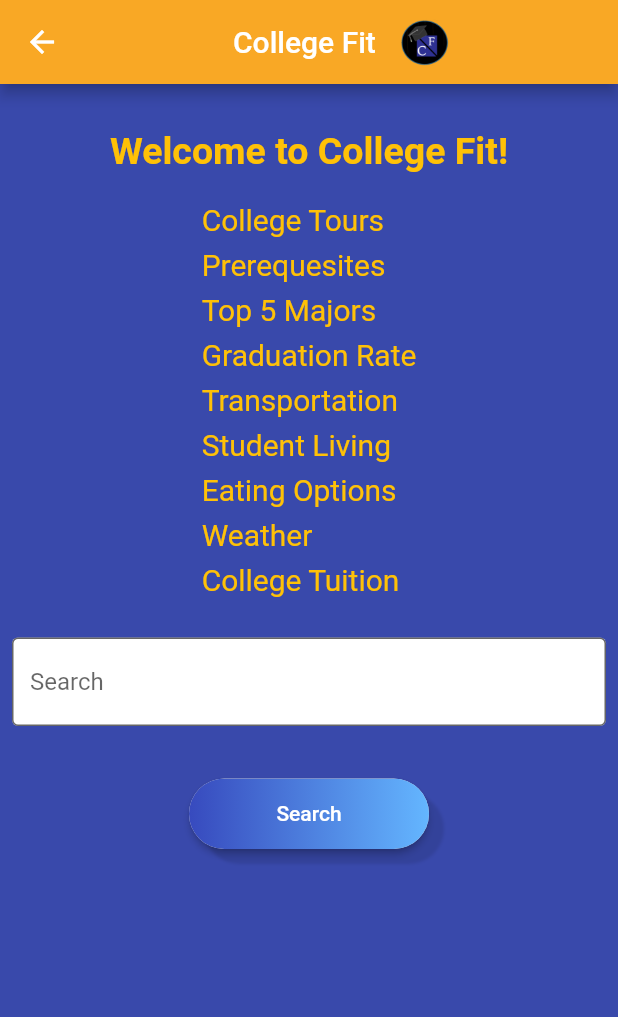
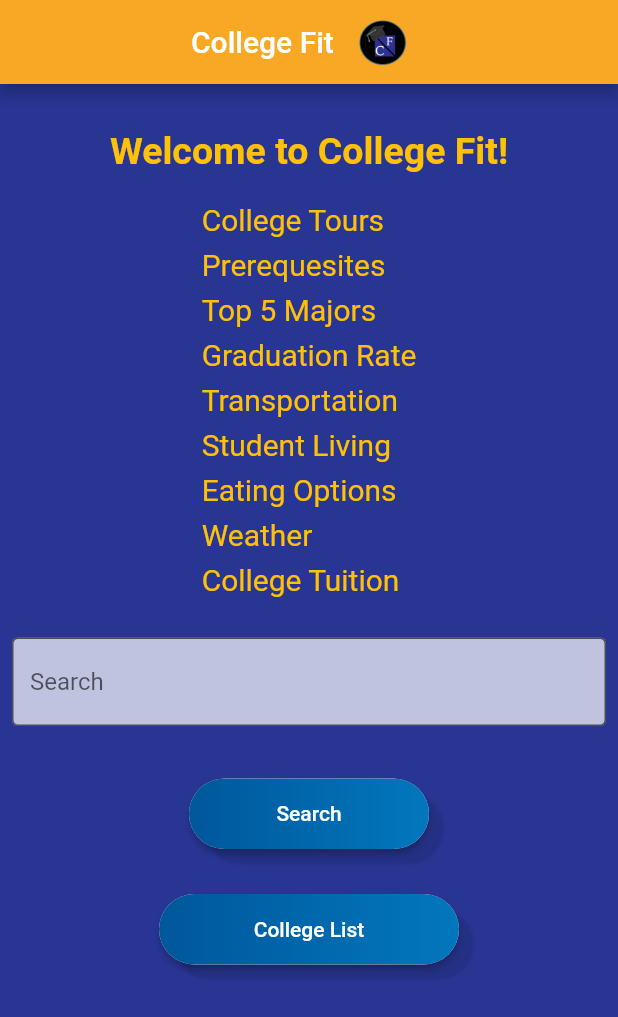
Before and after one commit to Nish2k4/College-Fit-App, a Flutter app: the screen it shows after launch, on a phone screen of 412 x 824 dp. Shown: the top 1017 px of the screen. Run offline on Flutter 3.47's test engine with Material 2 defaults, Android fonts, the light colour scheme and no system bars.

Commit message:
This app gives info about colleges and their requirements to get in.
- Fixed the back button error in the home page.
- After clicking the college list button, the app will now show you the list of colleges.

```diff
--- a/lib/Pages/collegePage.dart
+++ b/lib/Pages/collegePage.dart
@@ -1,4 +1,14 @@
 import 'package:flutter/material.dart';
+
+class CollegePage{
+
+  String name; // Name of the college
+  String location; // Location of the college
+  String logo; // Logo of the college
+
+  CollegePage({this.name, this.location, this.logo});
+}
+
 class collegePage extends StatefulWidget {
   @override
   _collegePageState createState() => _collegePageState();
--- a/lib/Pages/home.dart
+++ b/lib/Pages/home.dart
@@ -8,8 +8,10 @@ class Home extends StatefulWidget {
 class _HomeState extends State<Home> {
   @override
   Widget build(BuildContext context) {
-    return Scaffold(
-      backgroundColor: Colors.indigo [600],
+    return MaterialApp(
+      //debugShowCheckedModeBanner: false,
+      home: Scaffold(
+        backgroundColor: Colors.indigo [800],
         appBar: AppBar(
           backgroundColor: Colors.yellow [800],
           title: Row(
@@ -65,7 +67,7 @@ class _HomeState extends State<Home> {
                     filled: true,
                     border: OutlineInputBorder(),
                     hintText: "Search",
-                    fillColor: Colors.white,
+                    fillColor: Colors.white70,
                   ),
                 ),
               ),
@@ -94,7 +96,7 @@ class _HomeState extends State<Home> {
                       child: Ink(
                         decoration: BoxDecoration(
                           gradient: LinearGradient(
-                            colors: [Color(0xff374ABE), Color(0xff64B6FF)],
+                            colors: [Color(0xFF01579B), Color(0xFF0277BD)],
                             begin: Alignment.topLeft,
                             end: Alignment.topRight,
                           ),
@@ -115,7 +117,56 @@ class _HomeState extends State<Home> {
                   ),
                 ],
               ),
+              Row(
+                mainAxisAlignment: MainAxisAlignment.center,
+                children: <Widget> [
+                  Container( // Create a Search button
+                    width: 200,
+                    height: 47,
+                    margin: EdgeInsets.only(top: 30),
+                    decoration: BoxDecoration(
+                      borderRadius: BorderRadius.circular(30),
+                      // Add shadow behind the button
+                      boxShadow: <BoxShadow> [
+                        BoxShadow(
+                          color: Colors.black.withOpacity(0.1),
+                          blurRadius: 1,
+                          offset: Offset(10, 10),
+                        ),
                       ],
+                    ),
+                    child: RaisedButton(
+                      onPressed: (){
+                        Navigator.pushNamed(context, "/collegeList");
+                      },
+                      shape: RoundedRectangleBorder(borderRadius: BorderRadius.circular(50)),
+                      padding: EdgeInsets.all(0),
+                      child: Ink(
+                        decoration: BoxDecoration(
+                            gradient: LinearGradient(
+                              colors: [Color(0xFF01579B), Color(0xFF0277BD)],
+                              begin: Alignment.topLeft,
+                              end: Alignment.topRight,
+                            ),
+                            borderRadius: BorderRadius.circular(47)),
+                        child: Container(
+                          constraints: BoxConstraints(maxWidth: 400, maxHeight: 200),
+                          alignment: Alignment.center, //Text placement in the button
+                          child: Text(
+                            "College List",
+                            style: TextStyle(
+                              color: Colors.white,
+                              fontSize: 14,
+                            ),
+                          ),
+                        ),
+                      ),
+                    ),
+                  ),
+                ],
+              ),
+            ],
+          ),
         ),
       ),
       ),
--- a/pubspec.yaml
+++ b/pubspec.yaml
@@ -46,9 +46,11 @@ flutter:
 
   # To add assets to your application, add an assets section, like this:
   assets:
+    - Images/gatech_logo.jpg
     - Images/FinalLogo.png
   #   - images/a_dot_burr.jpeg
   #   - images/a_dot_ham.jpeg
+
 
 
   # An image asset can refer to one or more resolution-specific "variants", see
```
Also changed, not shown: lib/Pages/collegeList.dart (+37 -1 lines), Images/gatech_logo.jpg (added), 8 other files. Lines whose indentation alone changed are shown as unchanged.
